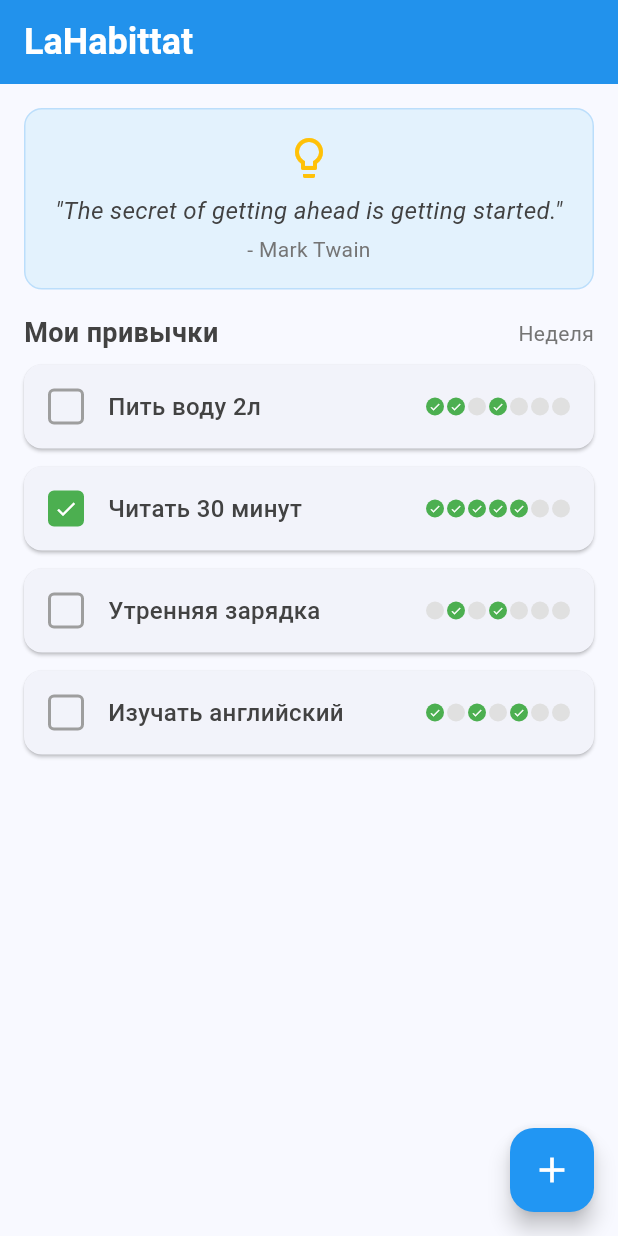
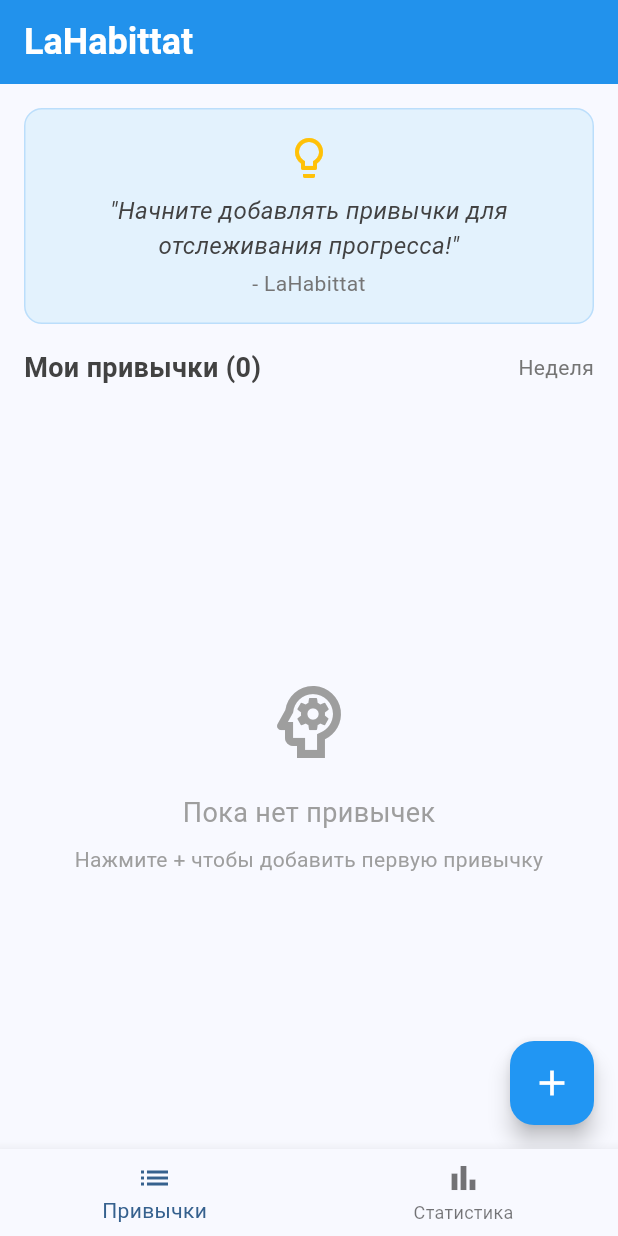
Before and after one commit to Sarnuraaai/flutter-labs, a Flutter app: the screen it shows after launch, on a phone screen of 412 x 824 dp. Run offline on Flutter 3.47's test engine with Material 3 defaults, Android fonts, the phone set to English and light mode, and no system bars.

Commit message:
lr5
Базовая логика

```diff
--- a/lib/main.dart
+++ b/lib/main.dart
@@ -16,13 +16,109 @@ class LaHabittatApp extends StatelessWidget {
         colorScheme: ColorScheme.fromSeed(seedColor: Colors.blue),
         useMaterial3: true,
       ),
-      home: const HabitsListScreen(),
+      home: const MainNavigationScreen(),
     );
   }
 }
 
-class HabitsListScreen extends StatelessWidget {
+class MainNavigationScreen extends StatefulWidget {
+  const MainNavigationScreen({super.key});
+
+  @override
+  State<MainNavigationScreen> createState() => _MainNavigationScreenState();
+}
+
+class _MainNavigationScreenState extends State<MainNavigationScreen> {
+  int _currentIndex = 0;
+
+  final List<Widget> _screens = [
+    const HabitsListScreen(),
+    const StatisticsScreen(),
+  ];
+
+  @override
+  Widget build(BuildContext context) {
+    return Scaffold(
+      body: _screens[_currentIndex],
+      bottomNavigationBar: BottomNavigationBar(
+        currentIndex: _currentIndex,
+        onTap: (index) {
+          setState(() {
+            _currentIndex = index;
+          });
+        },
+        items: const [
+          BottomNavigationBarItem(
+            icon: Icon(Icons.list),
+            label: 'Привычки',
+          ),
+          BottomNavigationBarItem(
+            icon: Icon(Icons.bar_chart),
+            label: 'Статистика',
+          ),
+        ],
+      ),
+    );
+  }
+}
+
+class HabitsListScreen extends StatefulWidget {
   const HabitsListScreen({super.key});
+
+  @override
+  State<HabitsListScreen> createState() => _HabitsListScreenState();
+}
+
+class _HabitsListScreenState extends State<HabitsListScreen> {
+  final List<Habit> _habits = [
+    /*Habit(
+      name: 'Пить воду 2л',
+      isCompletedToday: false,
+      weekProgress: [true, true, false, true, false, false, false],
+    ),
+    Habit(
+      name: 'Читать 30 минут',
+      isCompletedToday: true,
+      weekProgress: [true, true, true, true, true, false, false],
+    ),*/
+  ];
+
+  void _addHabit(String habitName) {
+    if (habitName.trim().isEmpty) return;
+
+    setState(() {
+      _habits.add(Habit(
+        name: habitName.trim(),
+        isCompletedToday: false,
+        weekProgress: List.filled(7, false),
+      ));
+    });
+  }
+
+  void _toggleHabitCompletion(int index) {
+    setState(() {
+      _habits[index].isCompletedToday = !_habits[index].isCompletedToday;
+
+      // Обновляем прогресс за неделю (простая логика)
+      final today = DateTime.now().weekday - 1; // 0-6 для понедельника-воскресенья
+      if (today < _habits[index].weekProgress.length) {
+        _habits[index].weekProgress[today] = _habits[index].isCompletedToday;
+      }
+    });
+  }
+
+  void _navigateToAddHabit() async {
+    final result = await Navigator.push(
+      context,
+      MaterialPageRoute(
+        builder: (context) => const AddHabitScreen(),
+      ),
+    );
+
+    if (result != null && result is String) {
+      _addHabit(result);
+    }
+  }
 
   @override
   Widget build(BuildContext context) {
@@ -60,7 +156,9 @@ class HabitsListScreen extends StatelessWidget {
                 ),
                 const SizedBox(height: 8),
                 Text(
-                  '"The secret of getting ahead is getting started."',
+                  _habits.isEmpty
+                      ? '"Начните добавлять привычки для отслеживания прогресса!"'
+                      : '"The secret of getting ahead is getting started."',
                   style: TextStyle(
                     fontSize: 16,
                     color: Colors.grey[800],
@@ -70,7 +168,7 @@ class HabitsListScreen extends StatelessWidget {
                 ),
                 const SizedBox(height: 4),
                 Text(
-                  '- Mark Twain',
+                  _habits.isEmpty ? '- LaHabittat' : '- Mark Twain',
                   style: TextStyle(
                     fontSize: 14,
                     color: Colors.grey[600],
@@ -88,7 +186,7 @@ class HabitsListScreen extends StatelessWidget {
               mainAxisAlignment: MainAxisAlignment.spaceBetween,
               children: [
                 Text(
-                  'Мои привычки',
+                  'Мои привычки (${_habits.length})',
                   style: TextStyle(
                     fontSize: 18,
                     fontWeight: FontWeight.w600,
@@ -110,42 +208,52 @@ class HabitsListScreen extends StatelessWidget {
 
           // Список привычек
           Expanded(
-            child: ListView(
-              padding: const EdgeInsets.symmetric(horizontal: 16),
-              children: const [
-                HabitItem(
-                  habitName: 'Пить воду 2л',
-                  isCompletedToday: false,
-                  weekProgress: [true, true, false, true, false, false, false],
+            child: _habits.isEmpty
+                ? const Center(
+              child: Column(
+                mainAxisAlignment: MainAxisAlignment.center,
+                children: [
+                  Icon(
+                    Icons.psychology_outlined,
+                    size: 64,
+                    color: Colors.grey,
                   ),
-                HabitItem(
-                  habitName: 'Читать 30 минут',
-                  isCompletedToday: true,
-                  weekProgress: [true, true, true, true, true, false, false],
+                  SizedBox(height: 16),
+                  Text(
+                    'Пока нет привычек',
+                    style: TextStyle(
+                      fontSize: 18,
+                      color: Colors.grey,
                     ),
-                HabitItem(
-                  habitName: 'Утренняя зарядка',
-                  isCompletedToday: false,
-                  weekProgress: [false, true, false, true, false, false, false],
                   ),
-                HabitItem(
-                  habitName: 'Изучать английский',
-                  isCompletedToday: false,
-                  weekProgress: [true, false, true, false, true, false, false],
+                  SizedBox(height: 8),
+                  Text(
+                    'Нажмите + чтобы добавить первую привычку',
+                    style: TextStyle(
+                      fontSize: 14,
+                      color: Colors.grey,
+                    ),
+                    textAlign: TextAlign.center,
                   ),
                 ],
+              ),
+            )
+                : ListView.builder(
+              padding: const EdgeInsets.symmetric(horizontal: 16),
+              itemCount: _habits.length,
+              itemBuilder: (context, index) {
+                return HabitItem(
+                  habit: _habits[index],
+                  onTap: () => _toggleHabitCompletion(index),
+                );
+              },
             ),
           ),
         ],
       ),
       // Кнопка добавления новой привычки
       floatingActionButton: FloatingActionButton(
-        onPressed: () {
-          Navigator.push(
-            context,
-            MaterialPageRoute(builder: (context) => const AddHabitScreen()),
-          );
-        },
+        onPressed: _navigateToAddHabit,
         backgroundColor: Colors.blue,
         foregroundColor: Colors.white,
         child: const Icon(Icons.add, size: 28),
@@ -154,16 +262,26 @@ class HabitsListScreen extends StatelessWidget {
   }
 }
 
+class Habit {
+  String name;
+  bool isCompletedToday;
+  List<bool> weekProgress;
+
+  Habit({
+    required this.name,
+    required this.isCompletedToday,
+    required this.weekProgress,
+  });
+}
+
 class HabitItem extends StatelessWidget {
-  final String habitName;
-  final bool isCompletedToday;
-  final List<bool> weekProgress;
+  final Habit habit;
+  final VoidCallback onTap;
 
   const HabitItem({
     super.key,
-    required this.habitName,
-    required this.isCompletedToday,
-    required this.weekProgress,
+    required this.habit,
+    required this.onTap,
   });
 
   @override
@@ -171,6 +289,8 @@ class HabitItem extends StatelessWidget {
     return Card(
       margin: const EdgeInsets.only(bottom: 12),
       elevation: 1,
+      child: InkWell(
+        onTap: onTap,
         child: Padding(
           padding: const EdgeInsets.all(16),
           child: Row(
@@ -180,14 +300,14 @@ class HabitItem extends StatelessWidget {
                 width: 24,
                 height: 24,
                 decoration: BoxDecoration(
-                color: isCompletedToday ? Colors.green : Colors.transparent,
+                  color: habit.isCompletedToday ? Colors.green : Colors.transparent,
                   border: Border.all(
-                  color: isCompletedToday ? Colors.green : Colors.grey,
+                    color: habit.isCompletedToday ? Colors.green : Colors.grey,
                     width: 2,
                   ),
                   borderRadius: BorderRadius.circular(4),
                 ),
-              child: isCompletedToday
+                child: habit.isCompletedToday
                     ? const Icon(
                   Icons.check,
                   color: Colors.white,
@@ -201,18 +321,21 @@ class HabitItem extends StatelessWidget {
               // Название привычки
               Expanded(
                 child: Text(
-                habitName,
+                  habit.name,
                   style: TextStyle(
                     fontSize: 16,
                     fontWeight: FontWeight.w500,
                     color: Colors.grey[800],
+                    decoration: habit.isCompletedToday
+                        ? TextDecoration.lineThrough
+                        : TextDecoration.none,
                   ),
                 ),
               ),
 
               // Индикаторы недельного прогресса
               Row(
-              children: weekProgress.map((isDone) {
+                children: habit.weekProgress.map((isDone) {
                   return Container(
                     margin: const EdgeInsets.only(left: 2),
                     width: 12,
@@ -234,12 +357,36 @@ class HabitItem extends StatelessWidget {
             ],
           ),
         ),
+      ),
     );
   }
 }
 
-class AddHabitScreen extends StatelessWidget {
+class AddHabitScreen extends StatefulWidget {
   const AddHabitScreen({super.key});
+
+  @override
+  State<AddHabitScreen> createState() => _AddHabitScreenState();
+}
+
+class _AddHabitScreenState extends State<AddHabitScreen> {
+  final TextEditingController _habitController = TextEditingController();
+
+  void _saveHabit() {
+    if (_habitController.text.trim().isNotEmpty) {
+      Navigator.pop(context, _habitController.text);
+    }
+  }
+
+  void _cancel() {
+    Navigator.pop(context);
+  }
+
+  @override
+  void dispose() {
+    _habitController.dispose();
+    super.dispose();
+  }
 
   @override
   Widget build(BuildContext context) {
@@ -253,12 +400,6 @@ class AddHabitScreen extends StatelessWidget {
         ),
         backgroundColor: Colors.blue,
         foregroundColor: Colors.white,
-        leading: IconButton(
-          icon: const Icon(Icons.arrow_back),
-          onPressed: () {
-            Navigator.pop(context);
-          },
-        ),
       ),
       body: Padding(
         padding: const EdgeInsets.all(24),
@@ -281,6 +422,7 @@ class AddHabitScreen extends StatelessWidget {
 
             // Поле для ввода названия привычки
             TextField(
+              controller: _habitController,
               decoration: InputDecoration(
                 hintText: 'Например: Бегать по утрам',
                 border: OutlineInputBorder(
@@ -297,6 +439,7 @@ class AddHabitScreen extends StatelessWidget {
                 ),
               ),
               style: const TextStyle(fontSize: 16),
+              onSubmitted: (_) => _saveHabit(),
             ),
 
             const Spacer(),
@@ -307,9 +450,7 @@ class AddHabitScreen extends StatelessWidget {
                 // Кнопка "Отменить"
                 Expanded(
                   child: OutlinedButton(
-                    onPressed: () {
-                      Navigator.pop(context);
-                    },
+                    onPressed: _cancel,
                     style: OutlinedButton.styleFrom(
                       padding: const EdgeInsets.symmetric(vertical: 16),
                       shape: RoundedRectangleBorder(
@@ -332,10 +473,7 @@ class AddHabitScreen extends StatelessWidget {
                 // Кнопка "Сохранить"
                 Expanded(
                   child: ElevatedButton(
-                    onPressed: () {
-                      //
-                      Navigator.pop(context);
-                    },
+                    onPressed: _saveHabit,
                     style: ElevatedButton.styleFrom(
                       backgroundColor: Colors.blue,
                       foregroundColor: Colors.white,
@@ -362,3 +500,52 @@ class AddHabitScreen extends StatelessWidget {
     );
   }
 }
+
+class StatisticsScreen extends StatelessWidget {
+  const StatisticsScreen({super.key});
+
+  @override
+  Widget build(BuildContext context) {
+    return Scaffold(
+      appBar: AppBar(
+        title: const Text(
+          'Статистика',
+          style: TextStyle(
+            fontWeight: FontWeight.bold,
+          ),
+        ),
+        backgroundColor: Colors.blue,
+        foregroundColor: Colors.white,
+      ),
+      body: const Center(
+        child: Column(
+          mainAxisAlignment: MainAxisAlignment.center,
+          children: [
+            Icon(
+              Icons.bar_chart,
+              size: 64,
+              color: Colors.grey,
+            ),
+            SizedBox(height: 16),
+            Text(
+              'Статистика будет доступна',
+              style: TextStyle(
+                fontSize: 18,
+                color: Colors.grey,
+              ),
+            ),
+            SizedBox(height: 8),
+            Text(
+              'после добавления и отслеживания привычек',
+              style: TextStyle(
+                fontSize: 14,
+                color: Colors.grey,
+              ),
+              textAlign: TextAlign.center,
+            ),
+          ],
+        ),
+      ),
+    );
+  }
+}
```
Lines whose indentation alone changed are shown as unchanged.
